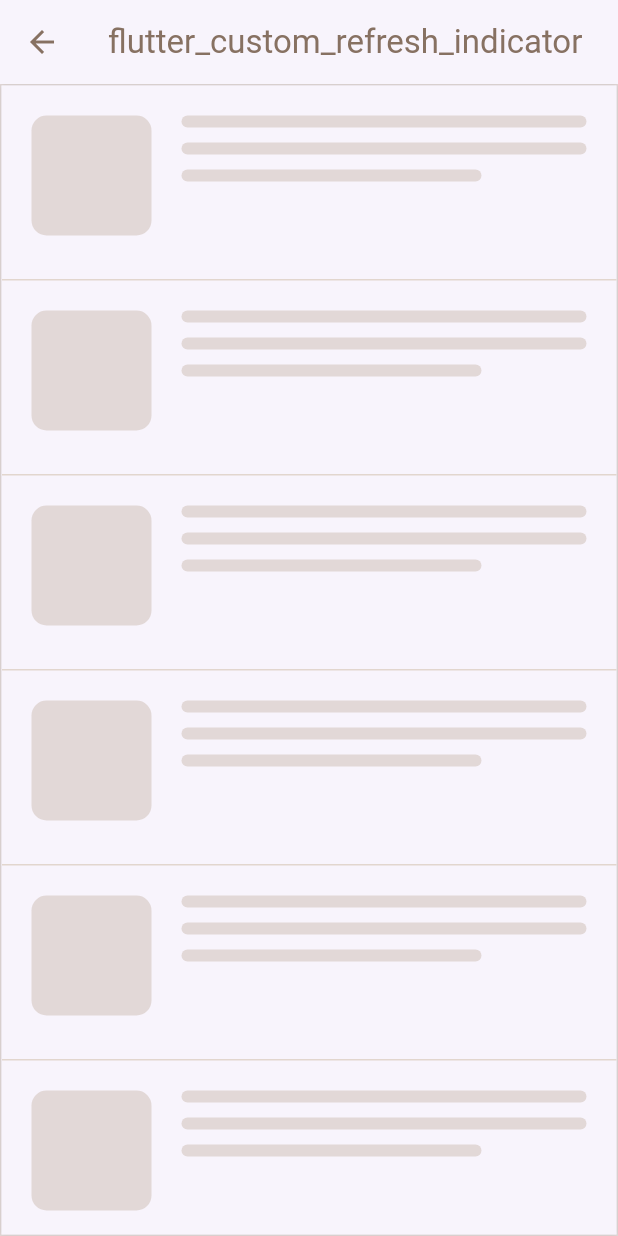
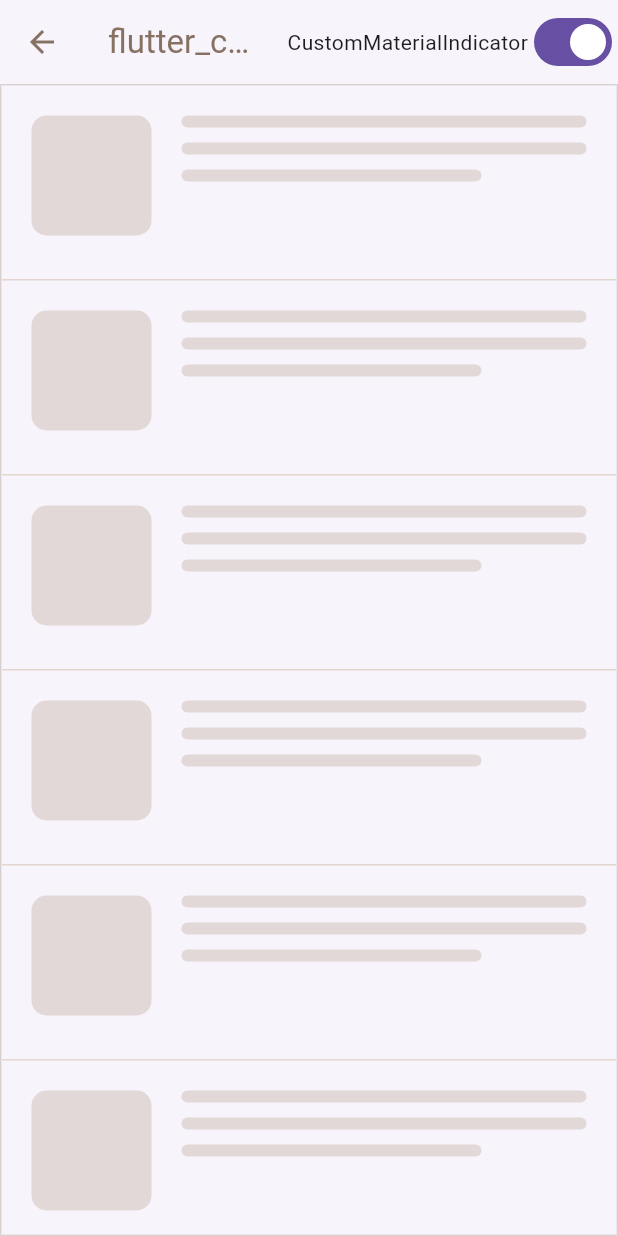
Before and after one commit to gonuit/flutter-custom-refresh-indicator, a Flutter app: the CustomMaterialIndicatorScreen screen opened by its route, on a phone screen of 412 x 824 dp. Run offline on Flutter 3.47's test engine with Material 3 defaults, Android fonts, the phone set to English and light mode, and no system bars.

Commit message:
example app: update material indicator example

```diff
--- a/example/lib/indicators/check_mark_indicator.dart
+++ b/example/lib/indicators/check_mark_indicator.dart
@@ -50,7 +50,6 @@ class _CheckMarkIndicatorState extends State<CheckMarkIndicator> with SingleTick
   @override
   Widget build(BuildContext context) {
     return CustomMaterialIndicator(
-      withRotation: false,
       onRefresh: () => Future.delayed(const Duration(seconds: 2)),
       durations: const RefreshIndicatorDurations(
         completeDuration: Duration(seconds: 2),
--- a/example/lib/screens/custom_material_indicator_screen.dart
+++ b/example/lib/screens/custom_material_indicator_screen.dart
@@ -13,12 +13,38 @@ class CustomMaterialIndicatorScreen extends StatefulWidget {
 class _CustomMaterialIndicatorScreenState extends State<CustomMaterialIndicatorScreen> {
   final _controller = IndicatorController();
 
+  bool _useCustom = true;
+
+  void _toggleCustom(bool useCustom) {
+    // if no change exit
+    if (_useCustom == useCustom) return;
+
+    setState(() {
+      _useCustom = useCustom;
+    });
+  }
+
   @override
   Widget build(BuildContext context) {
+    final child = ExampleList(
+      itemCount: 12,
+      physics: AlwaysScrollableScrollPhysics(
+        parent: _useCustom ? ClampingWithOverscrollPhysics(state: _controller) : const ClampingScrollPhysics(),
+      ),
+    );
     return Scaffold(
       backgroundColor: appBackgroundColor,
-      appBar: const ExampleAppBar(
+      appBar: ExampleAppBar(
         elevation: 0,
+        actions: [
+          Text(
+            _useCustom ? "CustomMaterialIndicator" : "RefreshIndicator",
+          ),
+          Switch(
+            value: _useCustom,
+            onChanged: _toggleCustom,
+          ),
+        ],
       ),
       body: SafeArea(
         child: Container(
@@ -28,28 +54,21 @@ class _CustomMaterialIndicatorScreenState extends State<CustomMaterialIndicatorS
               color: const Color(0xFFE2D8D7),
             ),
           ),
-          child: CustomMaterialIndicator(
-            controller: _controller,
+          child: _useCustom
+              ? CustomMaterialIndicator(
                   clipBehavior: Clip.antiAlias,
                   trigger: IndicatorTrigger.bothEdges,
                   triggerMode: IndicatorTriggerMode.anywhere,
                   onRefresh: () => Future.delayed(const Duration(seconds: 2)),
-            indicatorBuilder: (context, controller) {
-              return const Icon(
-                Icons.ac_unit,
-                color: appContentColor,
-                size: 30,
-              );
-            },
                   scrollableBuilder: (context, child, controller) {
                     return child;
                   },
-            child: ExampleList(
-              itemCount: 12,
-              physics: AlwaysScrollableScrollPhysics(
-                parent: ClampingWithOverscrollPhysics(state: _controller),
-              ),
-            ),
+                  child: child,
+                )
+              : RefreshIndicator(
+                  onRefresh: () => Future.delayed(const Duration(seconds: 2)),
+                  triggerMode: RefreshIndicatorTriggerMode.anywhere,
+                  child: child,
                 ),
         ),
       ),
```
Lines whose indentation alone changed are shown as unchanged.
